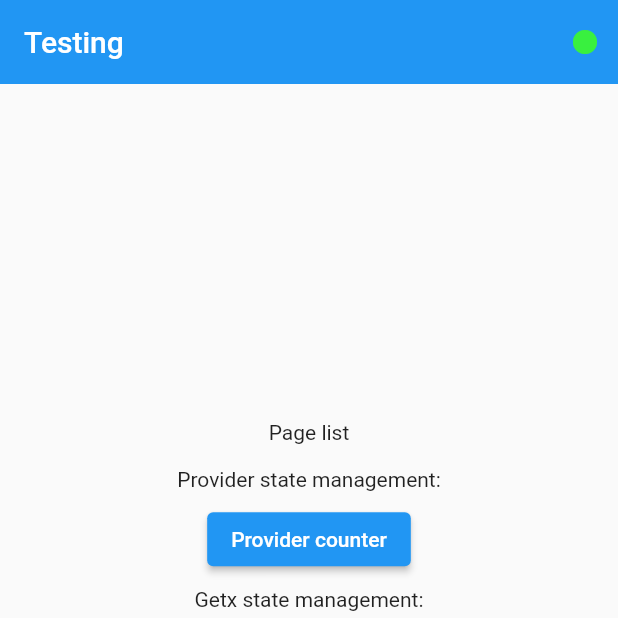
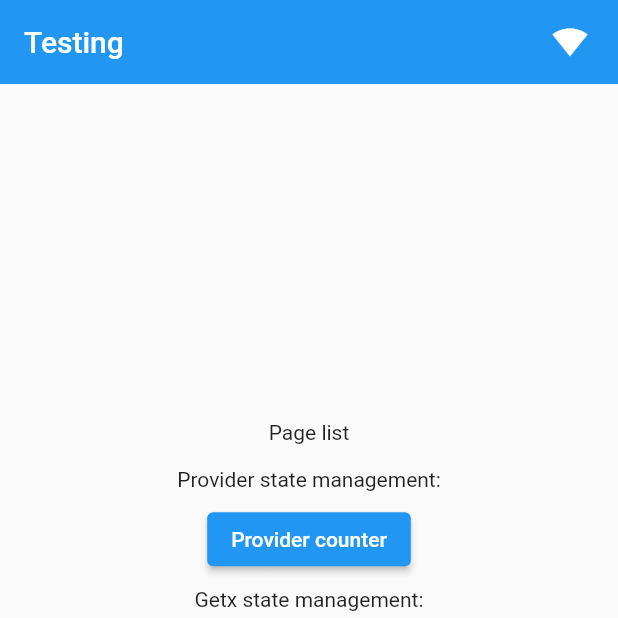
Before and after one commit to drelocatelli/learn-flutter, a Flutter app: the screen it shows after launch, on a phone screen of 412 x 824 dp, the top half of it. Run offline on Flutter 3.47's test engine with Material 2 defaults, Android fonts, the phone set to English and light mode, and no system bars; our stand-ins replace bloc, connectivity_plus, flutter_bloc, get, internet_connection_checker.

Commit message:
check network connection bloc

```diff
--- a/lib/components/network_check.dart
+++ b/lib/components/network_check.dart
@@ -27,11 +27,8 @@ class _NetworkCheckerState extends State<NetworkChecker> {
       builder: (context, state) {
         print(state.isConnected);
         return Container(
-          padding: EdgeInsets.only(right: 10),
-          child: Icon(Icons.fiber_manual_record,
-              color:
-                  state.isConnected ? Color.fromARGB(255, 57, 240, 63) : Colors.red),
-        );
+          padding: EdgeInsets.only(right: 20),
+          child: Icon(state.isConnected ? Icons.signal_wifi_4_bar : Icons.signal_wifi_off));
       },
     );
   }
```
